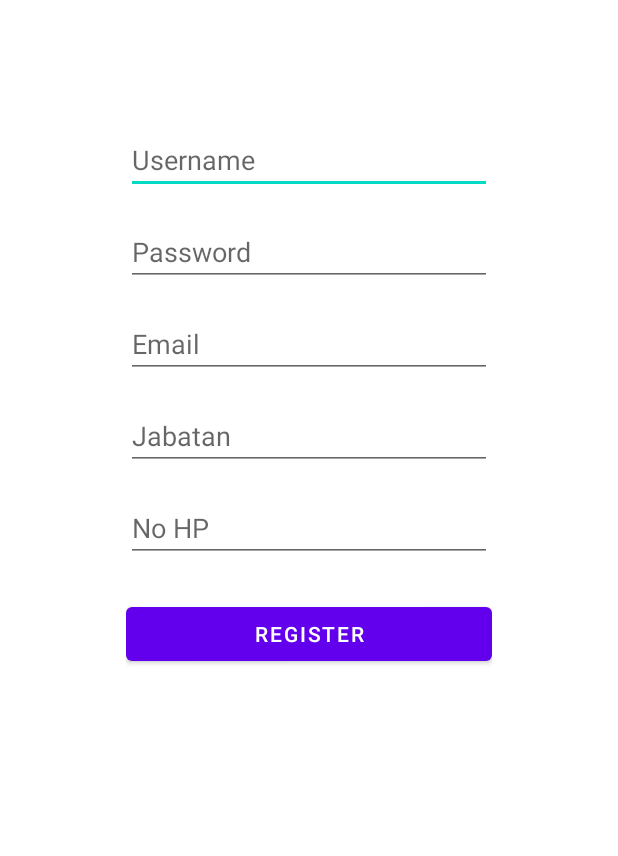
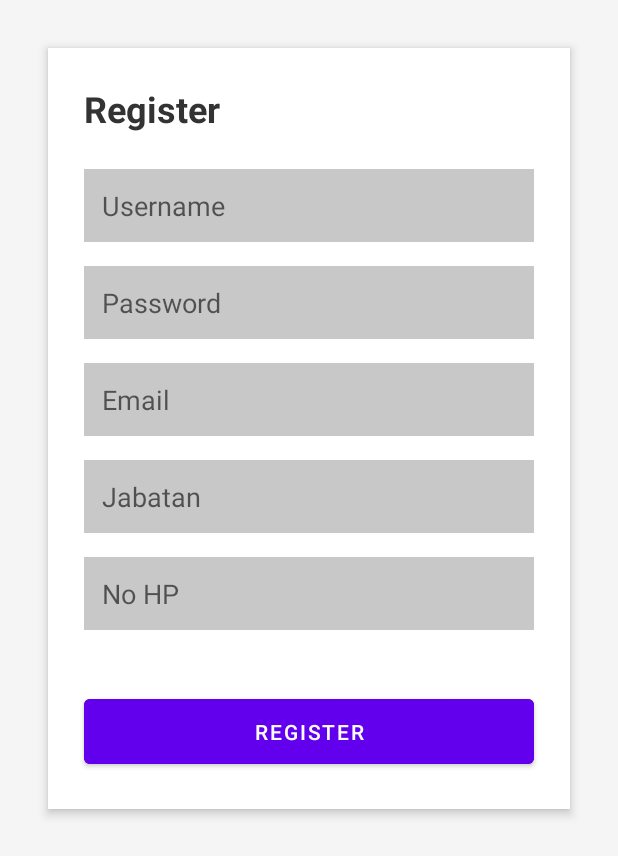
Before and after one commit to ArrayBeyy/absen_office, an Android app: the screen it shows after launch (RegisterActivity), after a tap on "Don't have an account? Register", on a phone screen of 412 x 824 dp. Shown: the top 856 px of the screen. Run offline under Robolectric (Android 15) with nearby library versions, the phone set to English and light mode, and no system bars; our stand-ins replace Room's generated code.

Commit message:
update terbaru

```diff
--- a/app/src/main/AndroidManifest.xml
+++ b/app/src/main/AndroidManifest.xml
@@ -11,6 +11,7 @@
         android:icon="@mipmap/ic_launcher"
         android:label="@string/app_name"
         android:roundIcon="@mipmap/ic_launcher_round"
+        android:networkSecurityConfig="@xml/network_security_config"
         android:supportsRtl="true"
         android:theme="@style/Theme.MaterialComponents.DayNight.NoActionBar"
         tools:targetApi="31">
--- a/app/src/main/java/com/example/absensi_kantor/AppDatabase.kt
+++ b/app/src/main/java/com/example/absensi_kantor/AppDatabase.kt
@@ -11,7 +11,7 @@ import com.example.absensi_kantor.Riwayat.AbsenRiwayat
 import com.example.absensi_kantor.dao.UserDao
 import com.example.absensi_kantor.dao.AbsenRiwayatDao
 
-@Database(entities = [User::class, AbsenRiwayat::class], version = 4)
+@Database(entities = [User::class, AbsenRiwayat::class], version = 5)
 abstract class AppDatabase : RoomDatabase() {
 
     abstract fun userDao(): UserDao
@@ -40,7 +40,8 @@ abstract class AppDatabase : RoomDatabase() {
                 tanggal TEXT NOT NULL,
                 jam TEXT NOT NULL,
                 status TEXT NOT NULL,
-                    fotoPath TEXT
+                fotoPath TEXT,
+                keterangan TEXT
             )
             """.trimIndent()
                 )
@@ -61,7 +62,7 @@ abstract class AppDatabase : RoomDatabase() {
                     AppDatabase::class.java,
                     "app_database"
                 )
-                    .addMigrations(MIGRATION_1_2, MIGRATION_2_3, MIGRATION_3_4)
+                    .fallbackToDestructiveMigration() // ⚠️ Ini akan hapus database saat versi naik
                     .build()
                 INSTANCE = instance
                 instance
--- a/app/src/main/res/layout/activity_register.xml
+++ b/app/src/main/res/layout/activity_register.xml
@@ -2,12 +2,27 @@
 <ScrollView xmlns:android="http://schemas.android.com/apk/res/android"
     android:layout_width="match_parent"
     android:layout_height="match_parent"
-    android:padding="84dp">
+    android:background="#F5F5F5"
+    android:padding="16dp">
 
     <LinearLayout
         android:layout_width="match_parent"
         android:layout_height="wrap_content"
-        android:orientation="vertical">
+        android:orientation="vertical"
+        android:padding="24dp"
+        android:background="#FFFFFF"
+        android:elevation="4dp"
+        android:layout_margin="16dp"
+        android:clipToPadding="false">
+
+        <TextView
+            android:layout_width="wrap_content"
+            android:layout_height="wrap_content"
+            android:text="Register"
+            android:textSize="24sp"
+            android:textColor="#333333"
+            android:layout_marginBottom="24dp"
+            android:textStyle="bold" />
 
         <EditText
             android:id="@+id/usernameEditText"
@@ -15,7 +30,9 @@
             android:layout_height="wrap_content"
             android:hint="Username"
             android:inputType="textPersonName"
-            android:layout_marginBottom="16dp" />
+            android:layout_marginBottom="16dp"
+            android:background="@color/cardview_shadow_start_color"
+            android:padding="12dp" />
 
         <EditText
             android:id="@+id/passwordEditText"
@@ -23,7 +40,9 @@
             android:layout_height="wrap_content"
             android:hint="Password"
             android:inputType="textPassword"
-            android:layout_marginBottom="16dp" />
+            android:layout_marginBottom="16dp"
+            android:background="@color/cardview_shadow_start_color"
+            android:padding="12dp" />
 
         <EditText
             android:id="@+id/emailEditText"
@@ -31,7 +50,9 @@
             android:layout_height="wrap_content"
             android:hint="Email"
             android:inputType="textEmailAddress"
-            android:layout_marginBottom="16dp" />
+            android:layout_marginBottom="16dp"
+            android:background="@color/cardview_shadow_start_color"
+            android:padding="12dp" />
 
         <EditText
             android:id="@+id/jabatanEditText"
@@ -39,7 +60,9 @@
             android:layout_height="wrap_content"
             android:hint="Jabatan"
             android:inputType="textPersonName"
-            android:layout_marginBottom="16dp" />
+            android:layout_marginBottom="16dp"
+            android:background="@color/cardview_shadow_start_color"
+            android:padding="12dp" />
 
         <EditText
             android:id="@+id/nohpEditText"
@@ -47,13 +70,19 @@
             android:layout_height="wrap_content"
             android:hint="No HP"
             android:inputType="phone"
-            android:layout_marginBottom="24dp" />
+            android:layout_marginBottom="24dp"
+            android:background="@color/cardview_shadow_start_color"
+            android:padding="12dp" />
 
         <Button
             android:id="@+id/registerButton"
             android:layout_width="match_parent"
             android:layout_height="wrap_content"
-            android:text="Register" />
+            android:text="Register"
+            android:textColor="#FFFFFF"
+            android:backgroundTint="#6200EE"
+            android:layout_marginTop="16dp"
+            android:padding="12dp" />
     </LinearLayout>
 
 </ScrollView>
--- /dev/null
+++ b/app/src/main/res/xml/network_security_config.xml
@@ -0,0 +1,6 @@
+<?xml version="1.0" encoding="utf-8"?>
+<network-security-config>
+    <domain-config cleartextTrafficPermitted="true">
+        <domain includeSubdomains="false">10.0.2.2</domain>
+    </domain-config>
+</network-security-config>
```
Also changed, not shown: app/src/main/java/com/example/absensi_kantor/AbsensiActivity.kt (+8 -3 lines), app/src/main/java/com/example/absensi_kantor/CutiActivity.kt (+53 -6 lines), app/src/main/res/layout/activity_login.xml (+23 -4 lines). Lines whose indentation alone changed are shown as unchanged.
